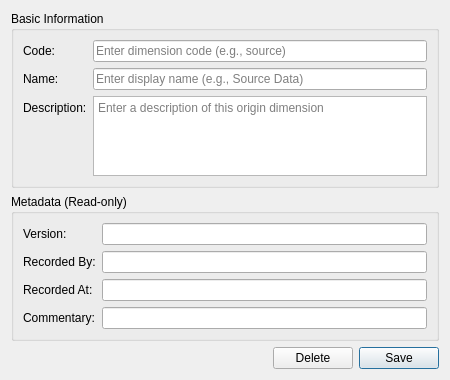
This is projects/ores.qt/ui/OriginDimensionDetailDialog.ui in OreStudio/OreStudio as Qt 5 draws it before an edit. The edited form follows.
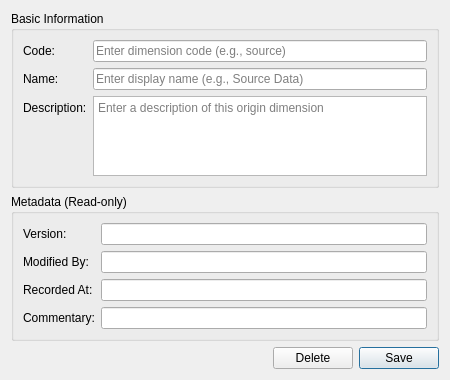
This is the edited form.

Commit message: [protocol] Fix audit trail metadata: rename recorded_by, remove from wire format

What changed in the file:
```diff
--- a/projects/ores.qt/ui/OriginDimensionDetailDialog.ui
+++ b/projects/ores.qt/ui/OriginDimensionDetailDialog.ui
@@ -112,7 +112,7 @@
       <item row="1" column="0">
        <widget class="QLabel" name="labelRecordedBy">
         <property name="text">
-         <string>Recorded By:</string>
+         <string>Modified By:</string>
         </property>
        </widget>
       </item>
```
Left out of the diff: 4 changed lines with no effect on the pictures. The commit also changes 473 other files.
